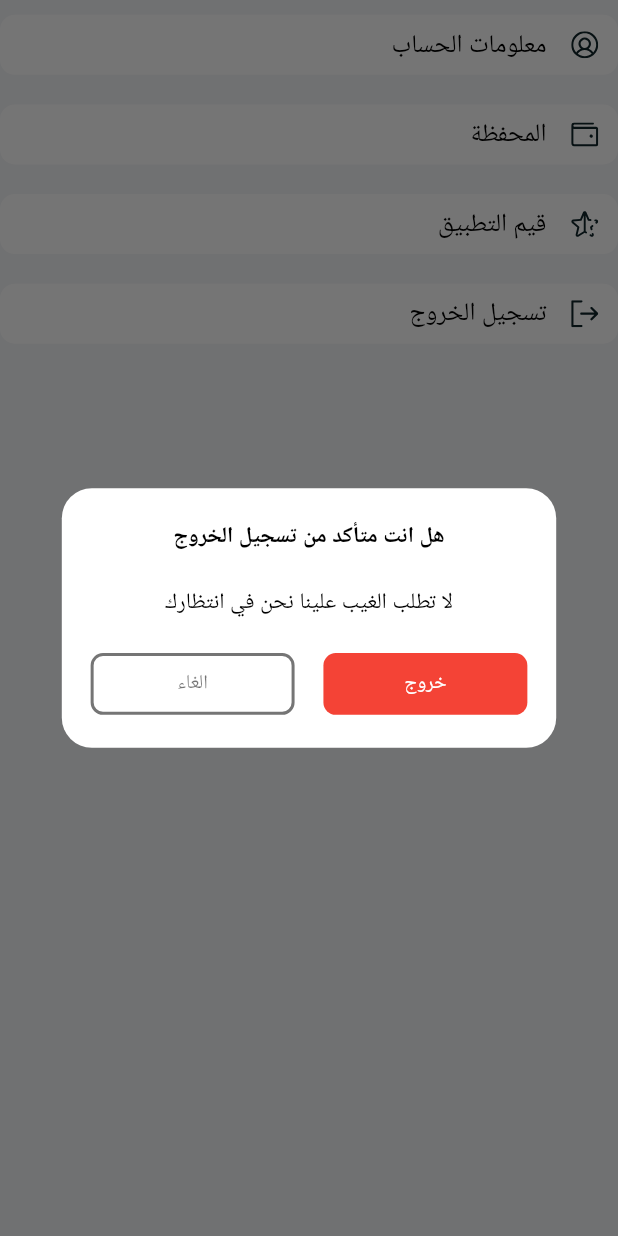
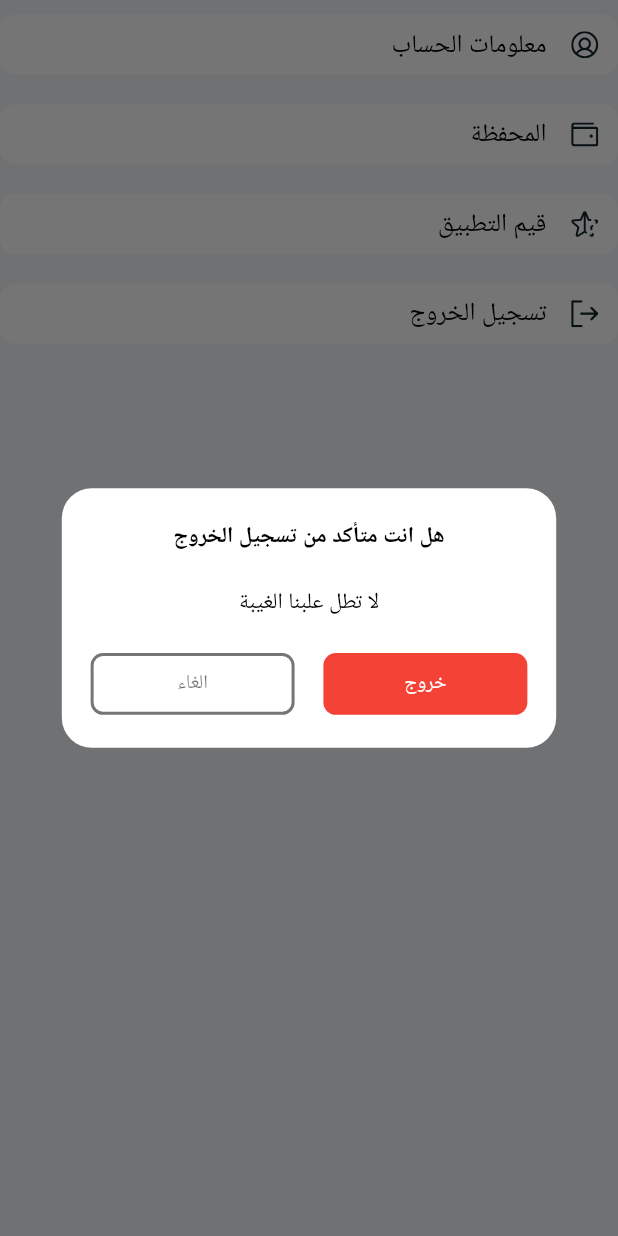
Before and after one commit to WissamAlmsalati/spor_app, a Flutter app: the UserLogged widget shown alone on an empty page, opened directly, after a tap on "تسجيل الخروج", on a phone screen of 412 x 824 dp. Run offline on Flutter 3.47's test engine with Material 3 defaults, Android fonts, the phone set to English and light mode, and no system bars; our stand-ins replace bloc, card_swiper, carousel_slider, connectivity_plus, dotted_border, equatable and 18 more; missing offline and left inert: qr_code_scanner; accounts and stored records are empty; network calls fail; Roboto replaces fonts that are missing (Cairo).

```diff
--- a/lib/app/route_generator.dart
+++ b/lib/app/route_generator.dart
@@ -13,7 +13,7 @@ class RouteGenerator {
 
       case '/signup':
         return PageTransition(
-          child: const SignUp(),
+          child:  SignUp(),
           type: PageTransitionType.rightToLeft,
           duration: const Duration(milliseconds: 300),
         );
--- a/lib/views/auth/widgets/login_form_widget.dart
+++ b/lib/views/auth/widgets/login_form_widget.dart
@@ -9,6 +9,7 @@ import '../functions/submit_form_fun.dart';
 import 'coustom_button.dart';
 import 'coustom_text_field.dart';
 import 'form_decoration.dart';
+
 
 class LoginFormWidget extends StatelessWidget {
   const LoginFormWidget({super.key});
--- a/lib/views/profile/widget/user_loged_widget.dart
+++ b/lib/views/profile/widget/user_loged_widget.dart
@@ -69,7 +69,7 @@ class UserLogged extends StatelessWidget {
                 builder: (BuildContext context) {
                   return CustomAlertDialog(
                     title: 'هل انت متأكد من تسجيل الخروج',
-                    content: 'لا تطلب الغيب علينا نحن في انتظارك',
+                    content: 'لا تطل علبنا الغيبة',
                     confirmText: 'خروج',
                     onCancel: () => Navigator.pop(context),
                     onConfirm: () {
```
Also changed, not shown: lib/views/auth/screens/signup_screen.dart (+12 -0 lines).
